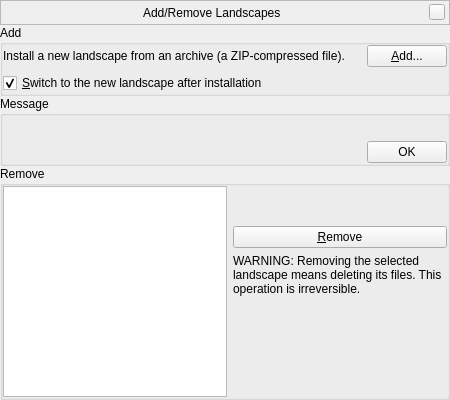
519984307/stellarium_src, file src/gui/addRemoveLandscapesDialog.ui: the form before one commit.
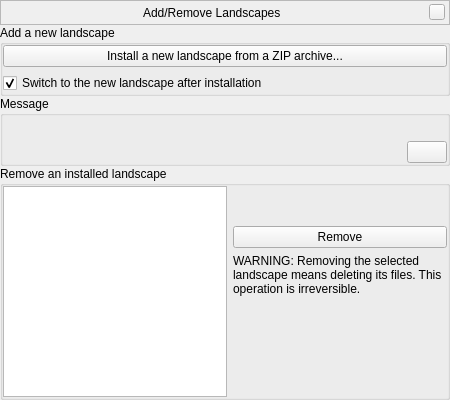
The form after the commit. Icons and pictures are not drawn. Custom widgets are drawn as their Qt base class.

Commit message: tweaked GUI; prepared localization; moved default landscapes list to LandscapeMgr; added verbose error messages (unfinished); minor features and fixes

Patch:
```diff
--- a/src/gui/addRemoveLandscapesDialog.ui
+++ b/src/gui/addRemoveLandscapesDialog.ui
@@ -144,30 +144,14 @@
       </sizepolicy>
      </property>
      <property name="title">
-      <string>Add</string>
+      <string>Add a new landscape</string>
      </property>
      <layout class="QGridLayout" name="gridLayout">
       <property name="margin">
        <number>0</number>
       </property>
-      <item row="0" column="0">
-       <widget class="QLabel" name="labelAdd">
-        <property name="sizePolicy">
-         <sizepolicy hsizetype="Expanding" vsizetype="Preferred">
-          <horstretch>0</horstretch>
-          <verstretch>0</verstretch>
-         </sizepolicy>
-        </property>
-        <property name="text">
-         <string>Install a new landscape from an archive (a ZIP-compressed file).</string>
-        </property>
-        <property name="wordWrap">
-         <bool>true</bool>
-        </property>
-       </widget>
-      </item>
-      <item row="0" column="1">
-       <widget class="QPushButton" name="pushButtonAdd">
+      <item row="0" column="0" colspan="2">
+       <widget class="QPushButton" name="pushButtonBrowseForArchive">
         <property name="sizePolicy">
          <sizepolicy hsizetype="Preferred" vsizetype="Preferred">
           <horstretch>0</horstretch>
@@ -175,7 +159,7 @@
          </sizepolicy>
         </property>
         <property name="text">
-         <string>&amp;Add...</string>
+         <string>Install a new landscape from a ZIP archive...</string>
         </property>
        </widget>
       </item>
@@ -188,7 +172,7 @@
          </sizepolicy>
         </property>
         <property name="text">
-         <string>&amp;Switch to the new landscape after installation</string>
+         <string>Switch to the new landscape after installation</string>
         </property>
         <property name="checked">
          <bool>true</bool>
@@ -228,8 +212,18 @@
       </item>
       <item row="1" column="1">
        <widget class="QPushButton" name="pushButtonMessageOK">
+        <property name="sizePolicy">
+         <sizepolicy hsizetype="Preferred" vsizetype="Fixed">
+          <horstretch>0</horstretch>
+          <verstretch>0</verstretch>
+         </sizepolicy>
+        </property>
         <property name="text">
-         <string>OK</string>
+         <string/>
+        </property>
+        <property name="icon">
+         <iconset resource="../../data/gui/guiRes.qrc">
+          <normaloff>:/graphicGui/closeButton-hover.png</normaloff>:/graphicGui/closeButton-hover.png</iconset>
         </property>
        </widget>
       </item>
@@ -258,7 +252,7 @@
       </sizepolicy>
      </property>
      <property name="title">
-      <string>Remove</string>
+      <string>Remove an installed landscape</string>
      </property>
      <layout class="QHBoxLayout" name="horizontalLayout">
       <property name="margin">
@@ -315,7 +309,7 @@
             </sizepolicy>
            </property>
            <property name="text">
-            <string>&amp;Remove</string>
+            <string>Remove</string>
            </property>
           </widget>
          </item>
```
Left out of the diff: 12 changed lines with no effect on the pictures. The commit also changes 4 other files.
